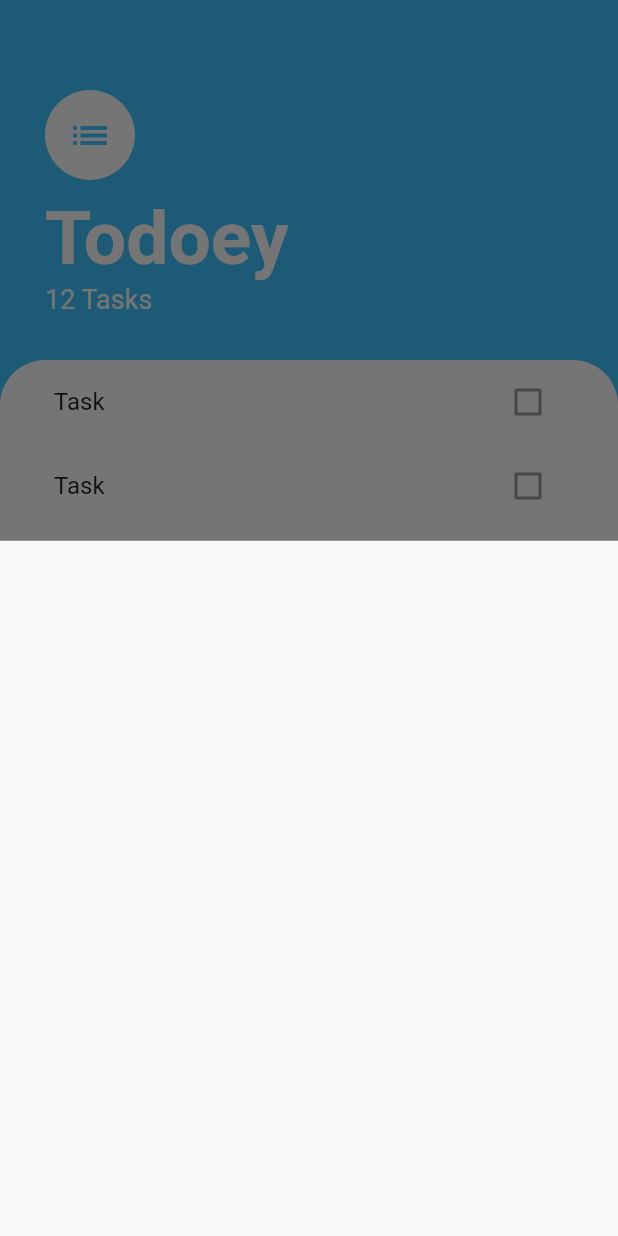
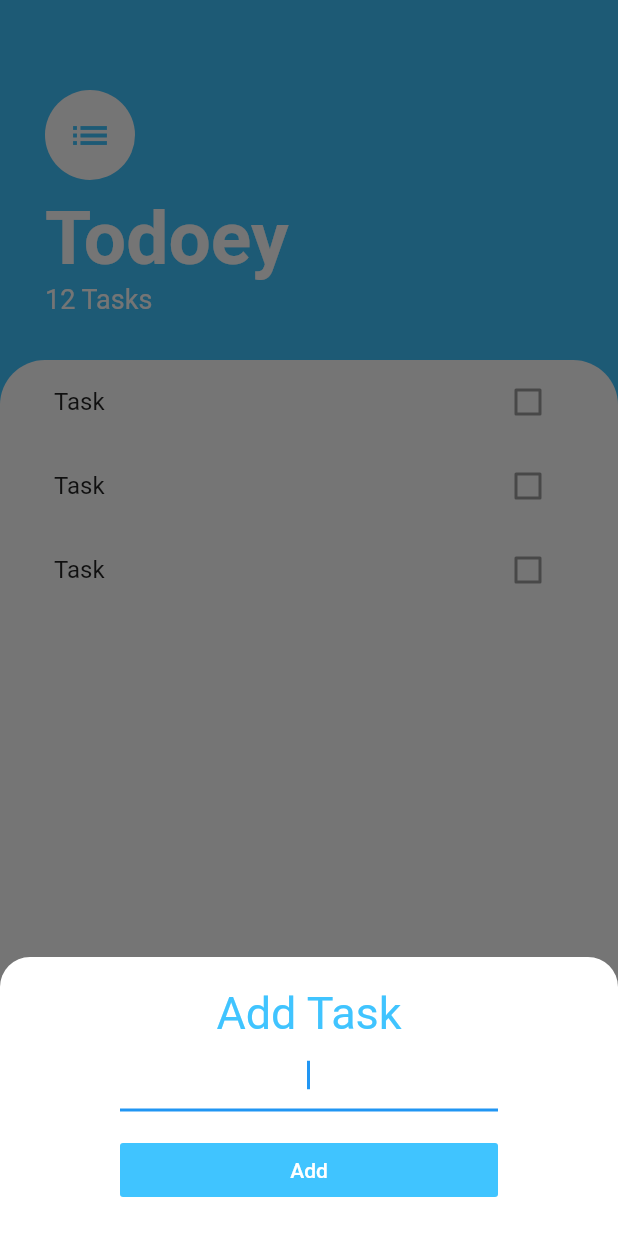
Before and after one commit to JaysonBH/todoey-checklist-flutter, a Flutter app: the screen it shows after launch, after a tap on the "add" icon, on a phone screen of 412 x 824 dp. Run offline on Flutter 3.47's test engine with Material 2 defaults, Android fonts, the phone set to English and light mode, and no system bars.

Commit message:
Add AddTaskScreen Layout with input

```diff
--- /dev/null
+++ b/lib/screens/add_task_screen.dart
@@ -0,0 +1,50 @@
+import 'package:flutter/material.dart';
+
+class AddTaskScreen extends StatelessWidget {
+  @override
+  Widget build(BuildContext context) {
+    return Container(
+      color: Color(0xff757575),
+      child: Container(
+        padding: EdgeInsets.symmetric(
+          horizontal: 80.0,
+          vertical: 20.0,
+        ),
+        decoration: BoxDecoration(
+          color: Colors.white,
+          borderRadius: BorderRadius.only(
+            topLeft: Radius.circular(20.0),
+            topRight: Radius.circular(20.0),
+          ),
+        ),
+        child: Column(
+          crossAxisAlignment: CrossAxisAlignment.stretch,
+          children: <Widget>[
+            Text(
+              'Add Task',
+              textAlign: TextAlign.center,
+              style: TextStyle(color: Colors.lightBlueAccent, fontSize: 30.0),
+            ),
+            TextField(
+              autofocus: true,
+              textAlign: TextAlign.center,
+            ),
+            SizedBox(
+              height: 15.0,
+            ),
+            FlatButton(
+              color: Colors.lightBlueAccent,
+              child: Text(
+                'Add',
+                style: TextStyle(
+                  color: Colors.white,
+                ),
+              ),
+              onPressed: () {},
+            )
+          ],
+        ),
+      ),
+    );
+  }
+}
--- a/lib/screens/tasks_screen.dart
+++ b/lib/screens/tasks_screen.dart
@@ -1,5 +1,6 @@
 import 'package:flutter/material.dart';
 import '../widgets/tasks_list.dart';
+import 'add_task_screen.dart';
 
 class TasksScreen extends StatelessWidget {
   @override
@@ -8,7 +9,18 @@ class TasksScreen extends StatelessWidget {
       floatingActionButton: FloatingActionButton(
         backgroundColor: Colors.lightBlueAccent,
         onPressed: () {
-          showModalBottomSheet(context: context, builder: (context) => Container());
+          showModalBottomSheet(
+            context: context,
+            isScrollControlled: true,
+            builder: (context) => SingleChildScrollView(
+              child: Container(
+                padding: EdgeInsets.only(
+                  bottom: MediaQuery.of(context).viewInsets.bottom,
+                ),
+                child: AddTaskScreen(),
+              ),
+            ),
+          );
         },
         child: Icon(Icons.add),
       ),
```
